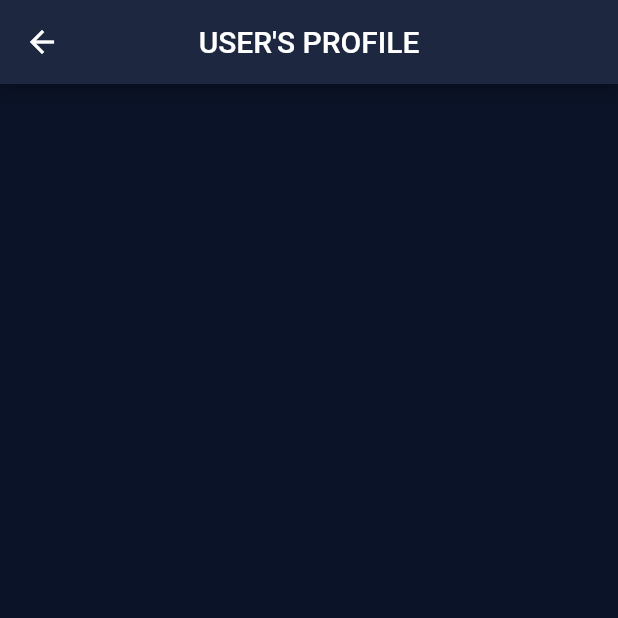
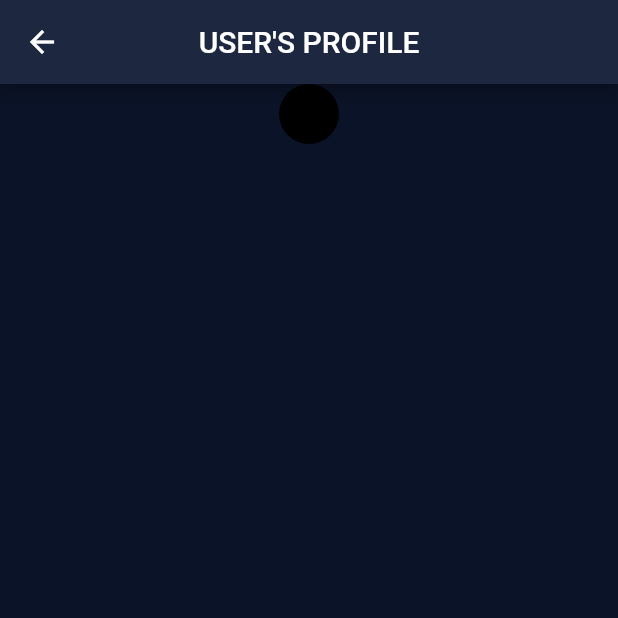
Before and after one commit to CoDi-YaPa/Messiah, a Flutter app: the ProfilePage screen opened directly, on a phone screen of 412 x 824 dp, the top half of it. Run offline on Flutter 3.47's test engine with Material 2 defaults, Android fonts, the phone set to English and light mode, and no system bars; our stand-ins replace auto_size_text.

Commit message:
editing the Profile page

```diff
--- a/messiah_app/lib/Screens/ProfilePage.dart
+++ b/messiah_app/lib/Screens/ProfilePage.dart
@@ -21,7 +21,13 @@ class _ProfilePageState extends State<ProfilePage> {
       ),
       body: SafeArea(
         child: Center(
-          child: Container(),
+          child: Container(
+            child: Column(
+              children: [
+                CircleAvatar(),
+              ],
+            ),
+          ),
         ),
       ),
     );
```
